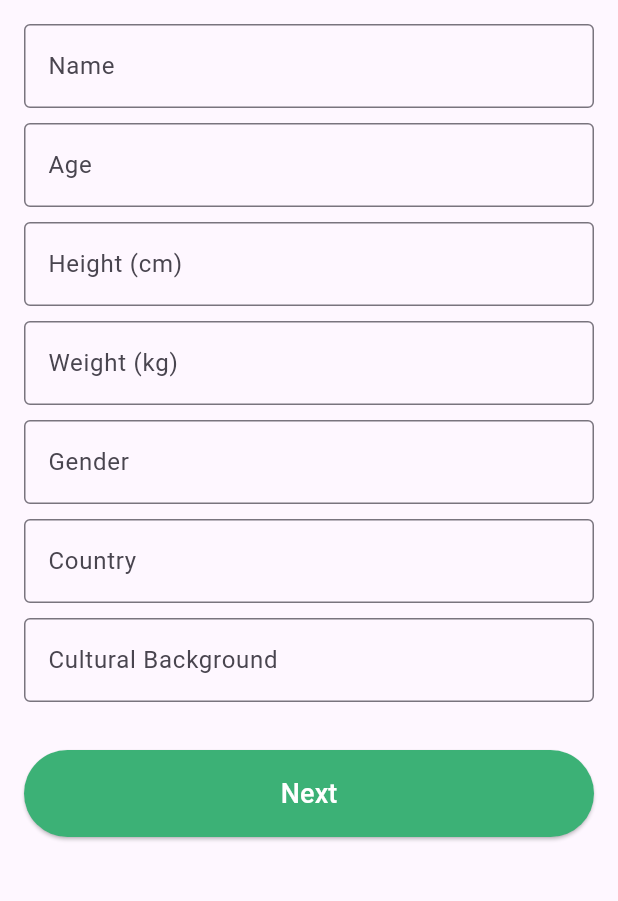
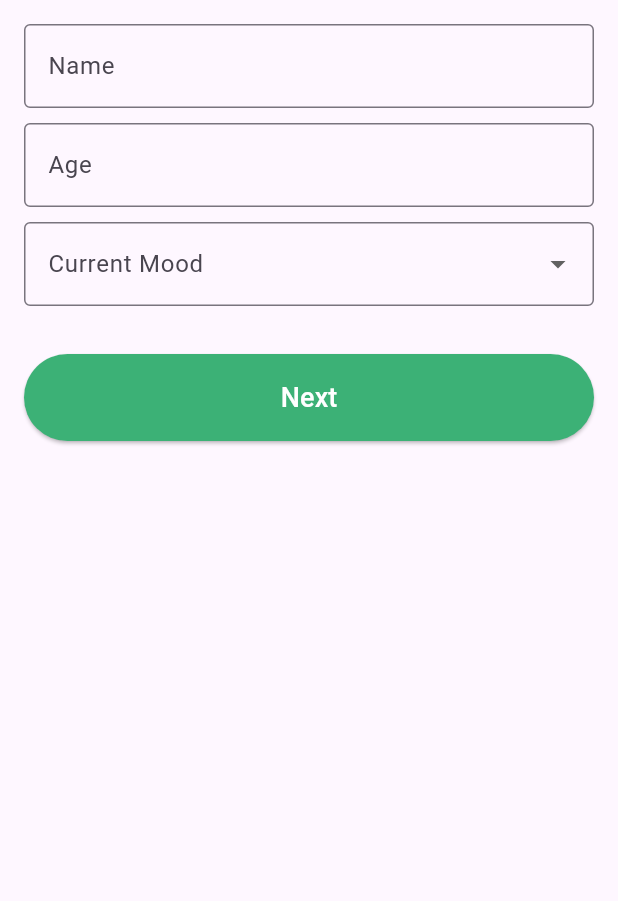
Before and after one commit to rampsad27/YogMantra, a Flutter app: the UserPage screen opened directly, on a phone screen of 412 x 824 dp, the part 84-985 px from its top. Run offline on Flutter 3.47's test engine with Material 3 defaults, Android fonts, the phone set to English and light mode, and no system bars; our stand-ins replace flutter_markdown, google_generative_ai; network calls fail.

Commit message:
chat+moode

```diff
--- a/lib/data.dart
+++ b/lib/data.dart
@@ -1,29 +1,21 @@
 class UserData {
   final String name;
   final String age;
-  final String height;
-  final String weight;
-  final String gender;
-  final String country;
+  final Mood? mood;
   final String healthHistory;
   final String allergies;
   final ActivityLevel? activityLevel;
   final Goal? goal;
-  final String ethnicity;
   final String budget;
 
   const UserData({
     required this.name,
     required this.age,
-    required this.height,
-    required this.weight,
-    required this.gender,
-    required this.country,
+    this.mood,
     required this.healthHistory,
     required this.allergies,
     this.activityLevel,
     this.goal,
-    required this.ethnicity,
     required this.budget,
   });
 }
@@ -41,3 +33,11 @@ enum ActivityLevel {
   VeryActive,
   ExtremelyActive,
 }
+
+enum Mood {
+  Sad,
+  Anxious,
+  Horny,
+  Thirsty,
+  Happy,
+}
--- a/lib/home_page.dart
+++ b/lib/home_page.dart
@@ -109,21 +109,14 @@ class _HomePageState extends State<HomePage> {
   void sendUserMessage() async {
     if (widget.userData.name.isNotEmpty &&
         widget.userData.age.isNotEmpty &&
-        widget.userData.height.isNotEmpty &&
-        widget.userData.weight.isNotEmpty &&
-        widget.userData.gender.isNotEmpty &&
-        widget.userData.country.isNotEmpty &&
         widget.userData.healthHistory.isNotEmpty &&
         widget.userData.allergies.isNotEmpty) {
       setState(() {
         isLoading = true;
       });
       try {
-        final response = await chatSession.sendMessage(
-          Content.text(
-            'Hello ${widget.userData.name}, I hope you\'re having a wonderful day. Based on your profile, here is your personalized meal plan for the week: As a ${widget.userData.age}-year-old ${widget.userData.gender.toLowerCase()}, standing at ${widget.userData.height} cm tall, and weighing ${widget.userData.weight} kg, with ${widget.userData.ethnicity} heritage, residing in ${widget.userData.country}, I\'ve curated a meal plan tailored to your lifestyle and dietary needs. Considering your ${widget.userData.activityLevel} and health history (${widget.userData.healthHistory}), as well as your allergic to ${widget.userData.allergies}, I\'ve designed a meal plan that aligns with your goals (${widget.userData.goal}) and budget (${widget.budget?.amount} ${widget.budget?.currency}). Enjoy your meals!',
-          ),
-        );
+        final response = await chatSession.sendMessage(Content.text(
+            'Hello ${widget.userData.name}, I hope you\'re having a wonderful day'));
 
         if (response.text == null) {
           displayError('No response from API');
--- a/lib/user_page.dart
+++ b/lib/user_page.dart
@@ -12,21 +12,13 @@ class UserPage extends StatefulWidget {
 class _UserPageState extends State<UserPage> {
   final nameController = TextEditingController();
   final ageController = TextEditingController();
-  final heightController = TextEditingController();
-  final weightController = TextEditingController();
-  final genderController = TextEditingController();
-  final countryController = TextEditingController();
-  final ethnicityController = TextEditingController();
+  Mood? selectedMood; // Changed to hold selected mood
 
   @override
   void dispose() {
     nameController.dispose();
     ageController.dispose();
-    heightController.dispose();
-    weightController.dispose();
-    genderController.dispose();
-    countryController.dispose();
-    ethnicityController.dispose();
+
     super.dispose();
   }
 
@@ -63,44 +55,24 @@ class _UserPageState extends State<UserPage> {
                 keyboardType: TextInputType.number,
               ),
               const SizedBox(height: 10),
-              TextField(
-                controller: heightController,
+              DropdownButtonFormField<Mood>(
+                value: selectedMood,
+                onChanged: (newValue) {
+                  setState(() {
+                    selectedMood = newValue;
+                  });
+                },
+                items: Mood.values.map((mood) {
+                  return DropdownMenuItem<Mood>(
+                    value: mood,
+                    child: Text(
+                      mood.toString().split('.').last,
+                      style: const TextStyle(color: Colors.black),
+                    ),
+                  );
+                }).toList(),
                 decoration: const InputDecoration(
-                  labelText: 'Height (cm)',
-                  border: OutlineInputBorder(),
-                ),
-                keyboardType: TextInputType.number,
-              ),
-              const SizedBox(height: 10),
-              TextField(
-                controller: weightController,
-                decoration: const InputDecoration(
-                  labelText: 'Weight (kg)',
-                  border: OutlineInputBorder(),
-                ),
-                keyboardType: TextInputType.number,
-              ),
-              const SizedBox(height: 10),
-              TextField(
-                controller: genderController,
-                decoration: const InputDecoration(
-                  labelText: 'Gender',
-                  border: OutlineInputBorder(),
-                ),
-              ),
-              const SizedBox(height: 10),
-              TextField(
-                controller: countryController,
-                decoration: const InputDecoration(
-                  labelText: 'Country',
-                  border: OutlineInputBorder(),
-                ),
-              ),
-              const SizedBox(height: 10),
-              TextField(
-                controller: ethnicityController,
-                decoration: const InputDecoration(
-                  labelText: 'Cultural Background',
+                  labelText: 'Current Mood',
                   border: OutlineInputBorder(),
                 ),
               ),
@@ -110,11 +82,7 @@ class _UserPageState extends State<UserPage> {
                   final userData = UserData(
                     name: nameController.text,
                     age: ageController.text,
-                    height: heightController.text,
-                    weight: weightController.text,
-                    gender: genderController.text,
-                    country: countryController.text,
-                    ethnicity: ethnicityController.text,
+                    mood: selectedMood, // Assign selected mood
                     healthHistory: '',
                     allergies: '',
                     activityLevel: null,
@@ -285,17 +253,12 @@ class _HealthHistoryPageState extends State<HealthHistoryPage> {
                   final updatedUserData = UserData(
                     name: widget.userData.name,
                     age: widget.userData.age,
-                    height: widget.userData.height,
-                    weight: widget.userData.weight,
-                    gender: widget.userData.gender,
-                    country: widget.userData.country,
-                    ethnicity: widget.userData.ethnicity,
+                    mood: widget.userData.mood,
                     healthHistory: healthHistory,
                     allergies: allergies,
                     activityLevel: selectedActivityLevel,
                     goal: selectedGoal,
-                    budget: budgetController
-                        .text, // Pass the budget amount as a String
+                    budget: budgetController.text,
                   );
 
                   Navigator.of(context).push(
--- a/lib/welcome_page.dart
+++ b/lib/welcome_page.dart
@@ -39,7 +39,7 @@ class WelcomeScreen extends StatelessWidget {
                     ),
                     SizedBox(height: 10),
                     Text(
-                      'Harmony. Empowerment. Serenity',
+                      'Your Mental Health Companion',
                       style: TextStyle(
                         fontSize: 20,
                         color: Color.fromARGB(255, 255, 255, 255),
```
Also changed, not shown: lib/oldhome_page.dart (deleted, +0 -142 lines), 2 other files.
